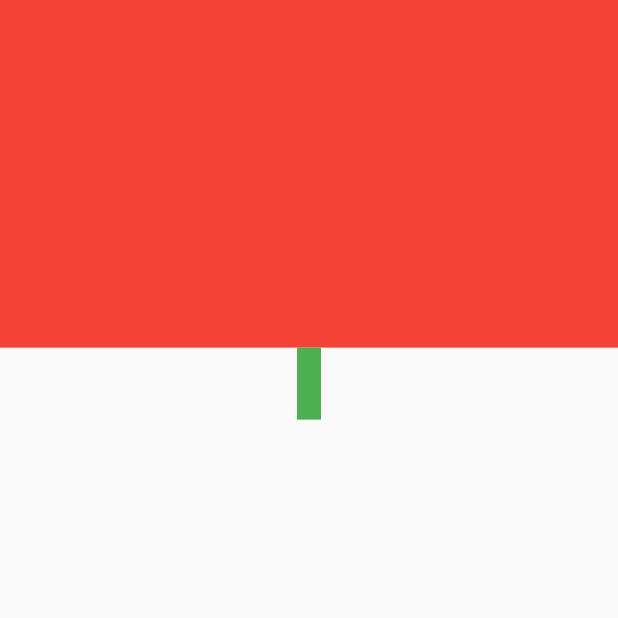
After one commit to roman-mityukov/widgets_practice, a Flutter app: the screen it shows after launch, after a tap on "AspectRatio", on a phone screen of 412 x 824 dp, the top half of it. The commit adds this screen. Run offline on Flutter 3.47's test engine with Material 2 defaults, Android fonts, the phone set to English and light mode, and no system bars.

Commit message:
AspectRatio

```diff
--- /dev/null
+++ b/src/widgets_practice/lib/aspect_ratio.dart
@@ -0,0 +1,37 @@
+import 'package:flutter/cupertino.dart';
+import 'package:flutter/material.dart';
+
+// Применяет к потомку aspectRatio
+// Начинает оценку используя ширину, если получившаяся высота больше
+// родительского ограничения, то начинает с высоты.
+// Если ограничения родителя не дают применить aspectRatio, то будут применены
+// ограничения родителя.
+// https://api.flutter.dev/flutter/widgets/AspectRatio-class.html
+class AspectRatioPractice extends StatelessWidget {
+  @override
+  Widget build(BuildContext context) {
+    return Scaffold(
+      body: Column(
+        children: <Widget>[
+          // в этом примере используется ширина для получения высоты
+          AspectRatio(
+            aspectRatio: 16 / 9,
+            child: Container(
+              color: Colors.red,
+            ),
+          ),
+          // в этом примере используется высота для получения ширины
+          SizedBox(
+            height: 48,
+            child: AspectRatio(
+              aspectRatio: 1 / 3,
+              child: Container(
+                color: Colors.green,
+              ),
+            ),
+          )
+        ],
+      ),
+    );
+  }
+}
--- a/src/widgets_practice/lib/main.dart
+++ b/src/widgets_practice/lib/main.dart
@@ -2,6 +2,7 @@ import 'package:flutter/cupertino.dart';
 import 'package:flutter/material.dart';
 import 'package:logging/logging.dart';
 import 'package:widgetspractice/align.dart';
+import 'package:widgetspractice/aspect_ratio.dart';
 import 'package:widgetspractice/center.dart';
 import 'package:widgetspractice/constrained_box.dart';
 import 'package:widgetspractice/fitted_box.dart';
@@ -56,6 +57,12 @@ class _MyHomePageState extends State<MyHomePage> {
               'Align',
               () {
                 _navigateTo(AlignPractice());
+              },
+            ),
+            _buildButton(
+              'AspectRatio',
+                  () {
+                _navigateTo(AspectRatioPractice());
               },
             ),
             _buildButton(
```
